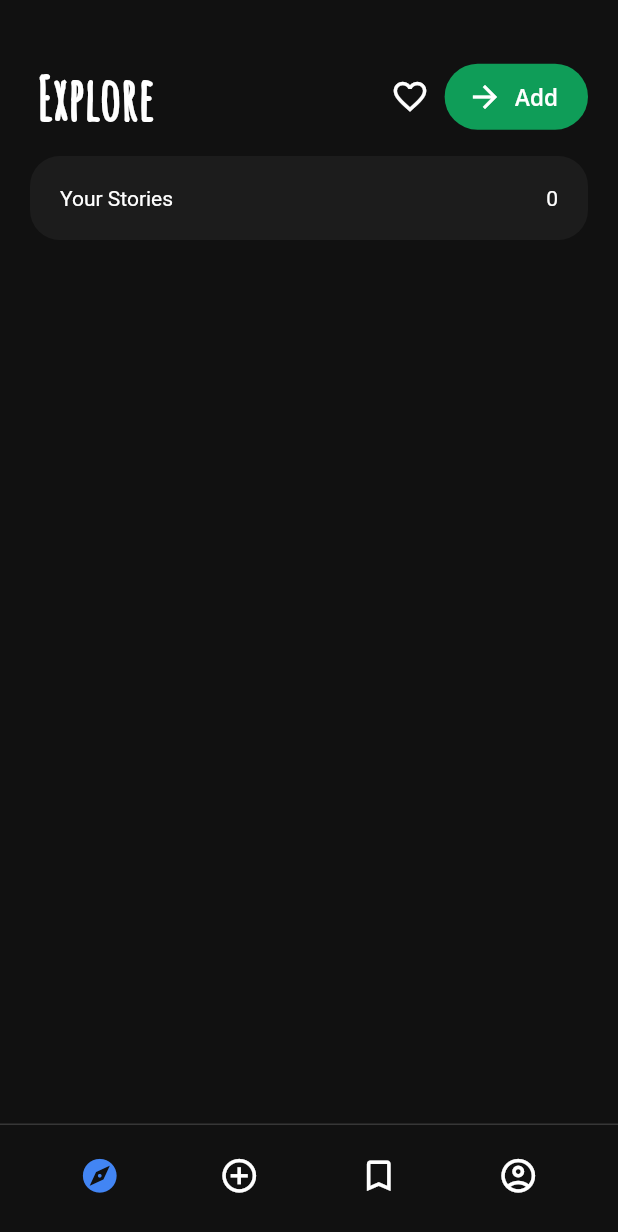
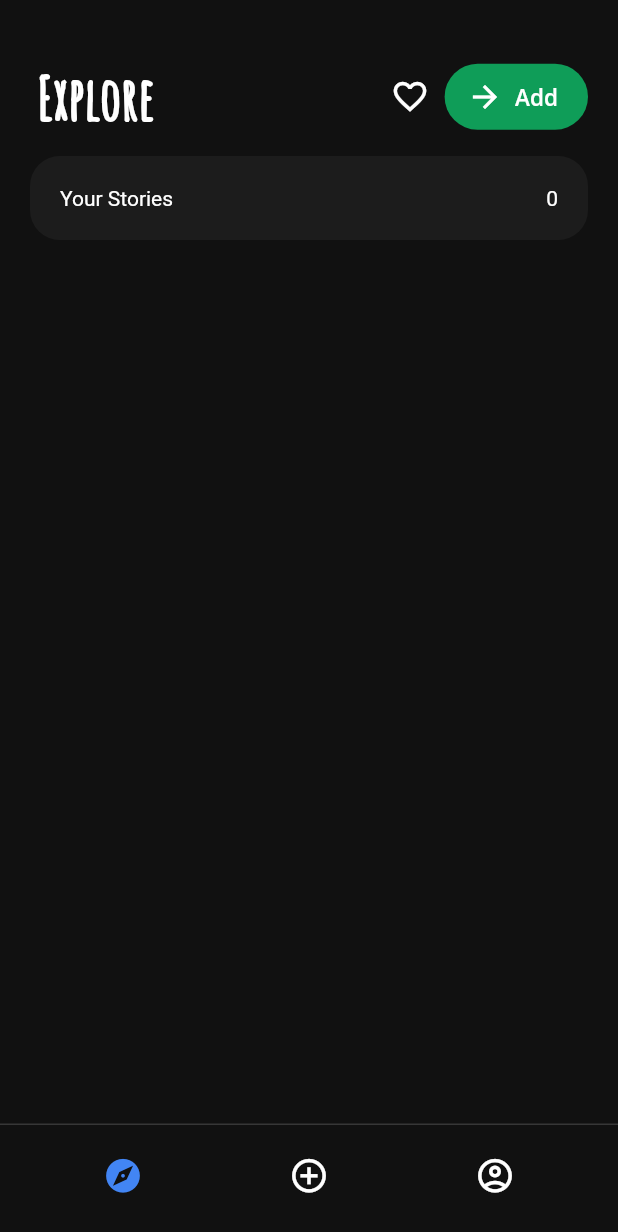
Before and after one commit to arpanverse/Morning-Dew-google-solution-challange-2023, a Flutter app: the screen it shows after launch, on a phone screen of 412 x 824 dp. Shown: the top 1232 px of the screen. Run offline on Flutter 3.47's test engine with Material 2 defaults, Android fonts, the phone set to English and light mode, and no system bars.

Commit message:
modified navigation bar

```diff
--- a/lib/Units/taskbar_style.dart
+++ b/lib/Units/taskbar_style.dart
@@ -52,16 +52,16 @@ class taskbar_style extends StatelessWidget{
                       size: 27,)),
 
 
-                     InkWell(
-                      onTap: () {
-                        Navigator.push(context,MaterialPageRoute(builder: (context) => bookmarksscreen()),);
-                      },
-                      child: (page==3)?
-                      Icon(Icons.bookmark,
-                      color: Color.fromARGB(255, 66, 133, 244),
-                      size: 27,):Icon(Icons.bookmark_outline,
-                      color: Colors.white,
-                      size: 27,)),
+                    //  InkWell(
+                    //   onTap: () {
+                    //     Navigator.push(context,MaterialPageRoute(builder: (context) => bookmarksscreen()),);
+                    //   },
+                    //   child: (page==3)?
+                    //   Icon(Icons.bookmark,
+                    //   color: Color.fromARGB(255, 66, 133, 244),
+                    //   size: 27,):Icon(Icons.bookmark_outline,
+                    //   color: Colors.white,
+                    //   size: 27,)),
 
                       InkWell(
                       onTap: () {
```
